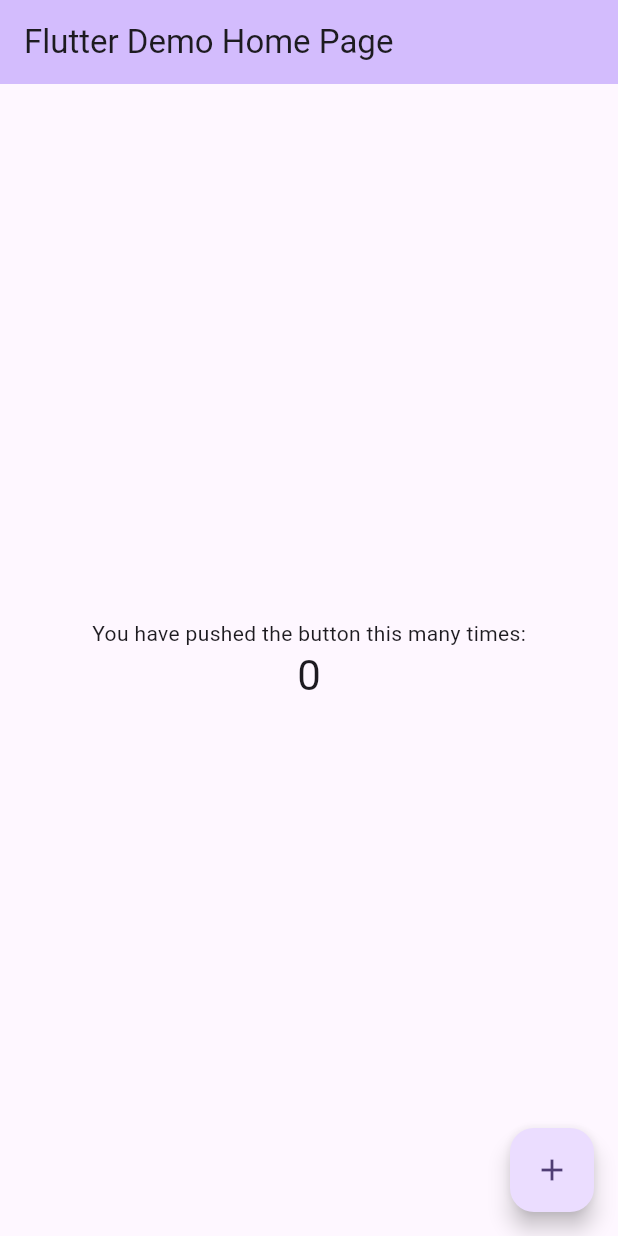
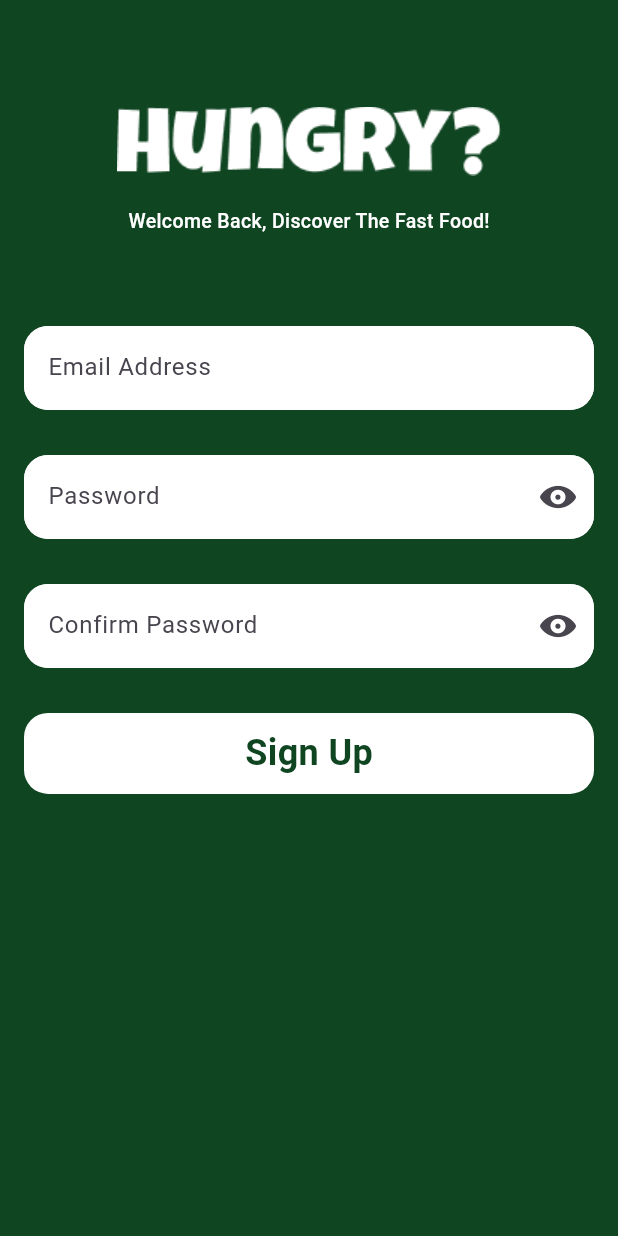
Before and after one commit to nabelelsheiry/api_with_elbono, a Flutter app: the screen it shows after launch, on a phone screen of 412 x 824 dp. Run offline on Flutter 3.47's test engine with Material 3 defaults, Android fonts, the phone set to English and light mode, and no system bars; our stand-ins replace gap.

Commit message:
Setup Project & File Structure and setup loginView and signupView

```diff
--- /dev/null
+++ b/lib/core/constants/app_assets.dart
@@ -0,0 +1,5 @@
+abstract final class AppAssets {
+  static const String _rootPath ="assets/images/";
+  static const String branding = "${_rootPath}branding_name.png";
+  static const String burger = "${_rootPath}burger.png";
+}
--- /dev/null
+++ b/lib/core/constants/app_colors.dart
@@ -0,0 +1,34 @@
+import 'package:flutter/material.dart';
+
+/// Colors sampled from the "Hungry?" Food App design.
+abstract final class AppColors {
+  AppColors._();
+
+  // Brand
+  static const Color primary = Color(0xFF104522); // splash, nav bar, buttons, selected chip
+  static const Color primaryAlt = Color(0xFF114222); // profile screen background / input borders
+  static const Color primaryAccent = Color(0xFF2F5906); // "Cash on Delivery" icon circle
+
+  // Neutrals
+  static const Color white = Color(0xFFFFFFFF);
+  static const Color black = Color(0xFF000000);
+  static const Color background = Color(0xFFFFFFFF); // screens & item cards
+  static const Color surface = Color(0xFFF3F4F6); // unselected chips, Visa card
+  static const Color darkSurface = Color(0xFF3E3232); // selected payment card, topping/side labels
+  static const Color divider = Color(0xFFAFBDB3);
+  static const Color red = Colors.red;
+
+  // Text
+  static const Color textPrimary = Color(0xFF000000);
+  static const Color textSecondary = Color(0xFF6A6A6A); // greeting, chip text, subtitles
+  static const Color textHint = Color(0xFF8E8E8E); // order/taxes labels, placeholders
+  static const Color textOnPrimary = Color(0xFFFFFFFF);
+
+  // Accents
+  static const Color error = Color(0xFFEE2E3C); // add-topping button, checkbox
+  static const Color rating = Color(0xFFFF9536); // star
+
+  // Success screen
+  static const Color successCard = Color(0xFFFFF9F9);
+  static const Color overlay = Color(0xFFBBBABA);
+}
--- /dev/null
+++ b/lib/core/constants/app_text_styles.dart
@@ -0,0 +1,112 @@
+import 'package:flutter/material.dart';
+
+import 'app_colors.dart';
+
+abstract final class AppTextStyles {
+  // White
+  static const TextStyle white12w400 = TextStyle(
+    fontSize: 12,
+    fontWeight: FontWeight.w400,
+    color: AppColors.white,
+  );
+
+  static const TextStyle white12w500 = TextStyle(
+    fontSize: 12,
+    fontWeight: FontWeight.w500,
+    color: AppColors.white,
+  );
+
+  static const TextStyle white13w500 = TextStyle(
+    fontSize: 13,
+    fontWeight: FontWeight.w500,
+    color: AppColors.white,
+  );
+
+  static const TextStyle white14w500 = TextStyle(
+    fontSize: 14,
+    fontWeight: FontWeight.w500,
+    color: AppColors.white,
+  );
+
+  static const TextStyle white44w900 = TextStyle(
+    fontSize: 44,
+    fontWeight: FontWeight.w900,
+    color: AppColors.white,
+  );
+
+  // Black
+  static const TextStyle black12w500 = TextStyle(
+    fontSize: 12,
+    fontWeight: FontWeight.w500,
+    color: AppColors.textPrimary,
+  );
+
+  static const TextStyle black13w600 = TextStyle(
+    fontSize: 13,
+    fontWeight: FontWeight.w600,
+    color: AppColors.textPrimary,
+  );
+
+  static const TextStyle black14w500 = TextStyle(
+    fontSize: 14,
+    fontWeight: FontWeight.w500,
+    color: AppColors.textPrimary,
+  );
+
+  static const TextStyle black16w600 = TextStyle(
+    fontSize: 16,
+    fontWeight: FontWeight.w600,
+    color: AppColors.textPrimary,
+  );
+
+  static const TextStyle black24w600 = TextStyle(
+    fontSize: 24,
+    fontWeight: FontWeight.w600,
+    color: AppColors.textPrimary,
+  );
+
+  // Green (primary)
+  static const TextStyle green24w700 = TextStyle(
+    fontSize: 24,
+    fontWeight: FontWeight.w700,
+    color: AppColors.primary,
+  );
+
+  static const TextStyle green32w900 = TextStyle(
+    fontSize: 32,
+    fontWeight: FontWeight.w900,
+    color: AppColors.primary,
+  );
+
+  // Grey (textSecondary)
+  static const TextStyle grey12w400 = TextStyle(
+    fontSize: 12,
+    fontWeight: FontWeight.w400,
+    color: AppColors.textSecondary,
+  );
+
+  static const TextStyle grey12w500 = TextStyle(
+    fontSize: 12,
+    fontWeight: FontWeight.w500,
+    color: AppColors.textSecondary,
+  );
+
+  static const TextStyle grey14w400 = TextStyle(
+    fontSize: 14,
+    fontWeight: FontWeight.w400,
+    color: AppColors.textSecondary,
+  );
+
+  // Light grey (textHint)
+  static const TextStyle lightGrey11w400 = TextStyle(
+    fontSize: 11,
+    fontWeight: FontWeight.w400,
+    color: AppColors.textHint,
+  );
+
+  static const TextStyle lightGrey12w400 = TextStyle(
+    fontSize: 12,
+    fontWeight: FontWeight.w400,
+    color: AppColors.textHint,
+  );
+}
--- /dev/null
+++ b/lib/core/features/auth/view/signup_view.dart
@@ -0,0 +1,113 @@
+import 'package:api_with_elbono/core/constants/app_assets.dart';
+import 'package:api_with_elbono/core/constants/app_colors.dart';
+import 'package:api_with_elbono/core/constants/app_text_styles.dart';
+import 'package:api_with_elbono/core/features/auth/widgets/text_form_field_widget.dart';
+import 'package:flutter/material.dart';
+import 'package:gap/gap.dart';
+
+class SignupView extends StatefulWidget {
+  const SignupView({super.key});
+
+  @override
+  State<SignupView> createState() => _SignupViewState();
+}
+
+class _SignupViewState extends State<SignupView> {
+  TextEditingController _emailController = TextEditingController();
+  TextEditingController _passwordController = TextEditingController();
+  TextEditingController _confirmPasswordController = TextEditingController();
+
+  @override
+  void dispose() {
+    // TODO: implement dispose
+    super.dispose();
+    _emailController.dispose();
+    _passwordController.dispose();
+    _confirmPasswordController.dispose();
+  }
+  @override
+  Widget build(BuildContext context) {
+    final formKey = GlobalKey<FormState>();
+
+    return GestureDetector(
+      onTap: ()=> FocusScope.of(context).unfocus(),
+      child: Scaffold(
+        backgroundColor: AppColors.primary,
+        body: SafeArea(child: Center(
+          child: Padding(
+            padding: const EdgeInsets.symmetric(horizontal: 16),
+            child: Form(
+              key: formKey,
+              child: Column(
+                crossAxisAlignment: CrossAxisAlignment.stretch,
+                children: [
+                  Gap(60),
+                  Hero(tag: "logo",child: Image.asset(AppAssets.branding)),
+                  Gap(10),
+                  Center(child: Text("Welcome Back, Discover The Fast Food!",style: AppTextStyles.white13w500,)),
+                  Gap(60),
+                  TextFormFieldWidget(hintText: "Email Address",
+                    controller: _emailController,
+                    validator: (value) {
+                      if (value == null || value.trim().isEmpty) {
+                        return 'Email is required';
+                      }
+                      if (!RegExp(r'^[\w.+-]+@[\w-]+\.[\w.-]+$').hasMatch(value.trim())) {
+                        return 'Enter a valid email';
+                      }
+                      return null;
+                    },
+                  ),
+                  Gap(30),
+                  TextFormFieldWidget(hintText: "Password",
+                    controller: _passwordController,
+                    isPassword: true,
+                    validator: (value) {
+                      if (value == null || value.isEmpty) {
+                        return 'Password is required';
+                      }
+                      if (value.length < 8) {
+                        return 'Password must be at least 8 characters';
+                      }
+                      return null;
+                    },
+                  ),
+                  Gap(30),
+                  TextFormFieldWidget(hintText: "Confirm Password",
+                    controller: _passwordController,
+                    isPassword: true,
+                    validator: (value) {
+                      if (value == null || value.isEmpty) {
+                        return 'Password is required';
+                      }
+                      if (value.length < 8) {
+                        return 'Password must be at least 8 characters';
+                      }
+                      return null;
+                    },
+                  ),
+                  Gap(30),
+                  GestureDetector(
+                    onTap: (){
+                      if(formKey.currentState!.validate()){
+                        print("success Sign Up");
+                      }
+                    },
+                    child: Container(
+                      padding: EdgeInsets.symmetric(vertical: 10),
+                      decoration: BoxDecoration(
+                        color: Colors.white,
+                        borderRadius: BorderRadius.circular(16),
+                      ),
+                      child: Center(child: Text("Sign Up",style: AppTextStyles.green24w700,)),
+                    ),
+                  )
+                ],
+              ),
+            ),
+          ),
+        )),
+      ),
+    );
+  }
+}
--- /dev/null
+++ b/lib/core/features/auth/widgets/text_form_field_widget.dart
@@ -0,0 +1,60 @@
+import 'package:api_with_elbono/core/constants/app_colors.dart';
+import 'package:flutter/cupertino.dart';
+import 'package:flutter/material.dart';
+
+class TextFormFieldWidget extends StatefulWidget {
+  final String hintText;
+  final TextEditingController controller;
+  final bool isPassword ;
+  final String? Function(String?)? validator;
+  const TextFormFieldWidget({super.key, required this.hintText, required this.controller, this.isPassword=false, this.validator});
+
+  @override
+  State<TextFormFieldWidget> createState() => _TextFormFieldWidgetState();
+}
+class _TextFormFieldWidgetState extends State<TextFormFieldWidget> {
+  late bool _obscureText;
+  void _togglePassword(){
+    setState(() {
+      _obscureText = !_obscureText;
+    });
+  }
+  @override
+  void initState() {
+    // TODO: implement initState
+    super.initState();
+    _obscureText = widget.isPassword;
+  }
+  @override
+  Widget build(BuildContext context) {
+    return TextFormField(
+
+      controller: widget.controller,
+           cursorHeight: 20,
+           cursorColor: AppColors.primary,
+           obscureText: _obscureText,
+           validator: widget.validator,
+           decoration: InputDecoration(
+             suffixIcon:widget.isPassword ?  GestureDetector(
+                 onTap: _togglePassword,
+                     child: _obscureText? Icon(CupertinoIcons.eye_fill):Icon(CupertinoIcons.eye_slash_fill),
+             ) : null,
+             enabledBorder: OutlineInputBorder(
+               borderSide: BorderSide(color: AppColors.white),
+                   borderRadius: BorderRadius.circular(16)
+             ),
+             focusedBorder: OutlineInputBorder(
+                 borderSide: BorderSide(color: AppColors.white),
+                 borderRadius: BorderRadius.circular(16)
+             ),
+             errorBorder: OutlineInputBorder(
+                 borderSide: BorderSide(color: AppColors.red),
+                 borderRadius: BorderRadius.circular(16)
+             ),
+             hintText: widget.hintText,
+             fillColor: AppColors.white,
+             filled: true,
+           ),
+    );
+  }
+}
--- a/lib/main.dart
+++ b/lib/main.dart
@@ -1,3 +1,6 @@
+import 'package:api_with_elbono/core/features/auth/view/login_view.dart';
+import 'package:api_with_elbono/core/features/auth/view/signup_view.dart';
+import 'package:api_with_elbono/splash_view.dart';
 import 'package:flutter/material.dart';
 
 void main() {
@@ -11,112 +14,7 @@ class MyApp extends StatelessWidget {
   @override
   Widget build(BuildContext context) {
     return MaterialApp(
-      title: 'Flutter Demo',
-      theme: ThemeData(
-        // This is the theme of your application.
-        //
-        // TRY THIS: Try running your application with "flutter run". You'll see
-        // the application has a purple toolbar. Then, without quitting the app,
-        // try changing the seedColor in the colorScheme below to Colors.green
-        // and then invoke "hot reload" (save your changes or press the "hot
-        // reload" button in a Flutter-supported IDE, or press "r" if you used
-        // the command line to start the app).
-        //
-        // Notice that the counter didn't reset back to zero; the application
-        // state is not lost during the reload. To reset the state, use hot
-        // restart instead.
-        //
-        // This works for code too, not just values: Most code changes can be
-        // tested with just a hot reload.
-        colorScheme: .fromSeed(seedColor: Colors.deepPurple),
-      ),
-      home: const MyHomePage(title: 'Flutter Demo Home Page'),
+     home: SignupView(),
     );
   }
 }
-
-class MyHomePage extends StatefulWidget {
-  const MyHomePage({super.key, required this.title});
-
-  // This widget is the home page of your application. It is stateful, meaning
-  // that it has a State object (defined below) that contains fields that affect
-  // how it looks.
-
-  // This class is the configuration for the state. It holds the values (in this
-  // case the title) provided by the parent (in this case the App widget) and
-  // used by the build method of the State. Fields in a Widget subclass are
-  // always marked "final".
-
-  final String title;
-
-  @override
-  State<MyHomePage> createState() => _MyHomePageState();
-}
-
-class _MyHomePageState extends State<MyHomePage> {
-  int _counter = 0;
-
-  void _incrementCounter() {
-    setState(() {
-      // This call to setState tells the Flutter framework that something has
-      // changed in this State, which causes it to rerun the build method below
-      // so that the display can reflect the updated values. If we changed
-      // _counter without calling setState(), then the build method would not be
-      // called again, and so nothing would appear to happen.
-      _counter++;
-    });
-  }
-
-  @override
-  Widget build(BuildContext context) {
-    // This method is rerun every time setState is called, for instance as done
-    // by the _incrementCounter method above.
-    //
-    // The Flutter framework has been optimized to make rerunning build methods
-    // fast, so that you can just rebuild anything that needs updating rather
-    // than having to individually change instances of widgets.
-    return Scaffold(
-      appBar: AppBar(
-        // TRY THIS: Try changing the color here to a specific color (to
-        // Colors.amber, perhaps?) and trigger a hot reload to see the AppBar
-        // change color while the other colors stay the same.
-        backgroundColor: Theme.of(context).colorScheme.inversePrimary,
-        // Here we take the value from the MyHomePage object that was created by
-        // the App.build method, and use it to set our appbar title.
-        title: Text(widget.title),
-      ),
-      body: Center(
-        // Center is a layout widget. It takes a single child and positions it
-        // in the middle of the parent.
-        child: Column(
-          // Column is also a layout widget. It takes a list of children and
-          // arranges them vertically. By default, it sizes itself to fit its
-          // children horizontally, and tries to be as tall as its parent.
-          //
-          // Column has various properties to control how it sizes itself and
-          // how it positions its children. Here we use mainAxisAlignment to
-          // center the children vertically; the main axis here is the vertical
-          // axis because Columns are vertical (the cross axis would be
-          // horizontal).
-          //
-          // TRY THIS: Invoke "debug painting" (choose the "Toggle Debug Paint"
-          // action in the IDE, or press "p" in the console), to see the
-          // wireframe for each widget.
-          mainAxisAlignment: .center,
-          children: [
-            const Text('You have pushed the button this many times:'),
-            Text(
-              '$_counter',
-              style: Theme.of(context).textTheme.headlineMedium,
-            ),
-          ],
-        ),
-      ),
-      floatingActionButton: FloatingActionButton(
-        onPressed: _incrementCounter,
-        tooltip: 'Increment',
-        child: const Icon(Icons.add),
-      ),
-    );
-  }
-}
```
Also changed, not shown: lib/core/features/auth/view/login_view.dart (added, +95 -0 lines), lib/splash_view.dart (added, +46 -0 lines), pubspec.yaml (+4 -3 lines), assets/images/branding_name.png (added), assets/images/burger.png (added), lib/core/constants/api_end_points.dart (added), lib/core/constants/app_themer.dart (added), lib/core/features/auth/data/auth_model.dart (added), lib/core/features/auth/data/auth_repo.dart (added), lib/core/features/auth/view/profile_view.dart (added), lib/core/network/api_execptions.dart (added), lib/core/network/api_services.dart (added), lib/core/utils/helpers.dart (added), lib/core/utils/validators.dart (added), 1 more files.
